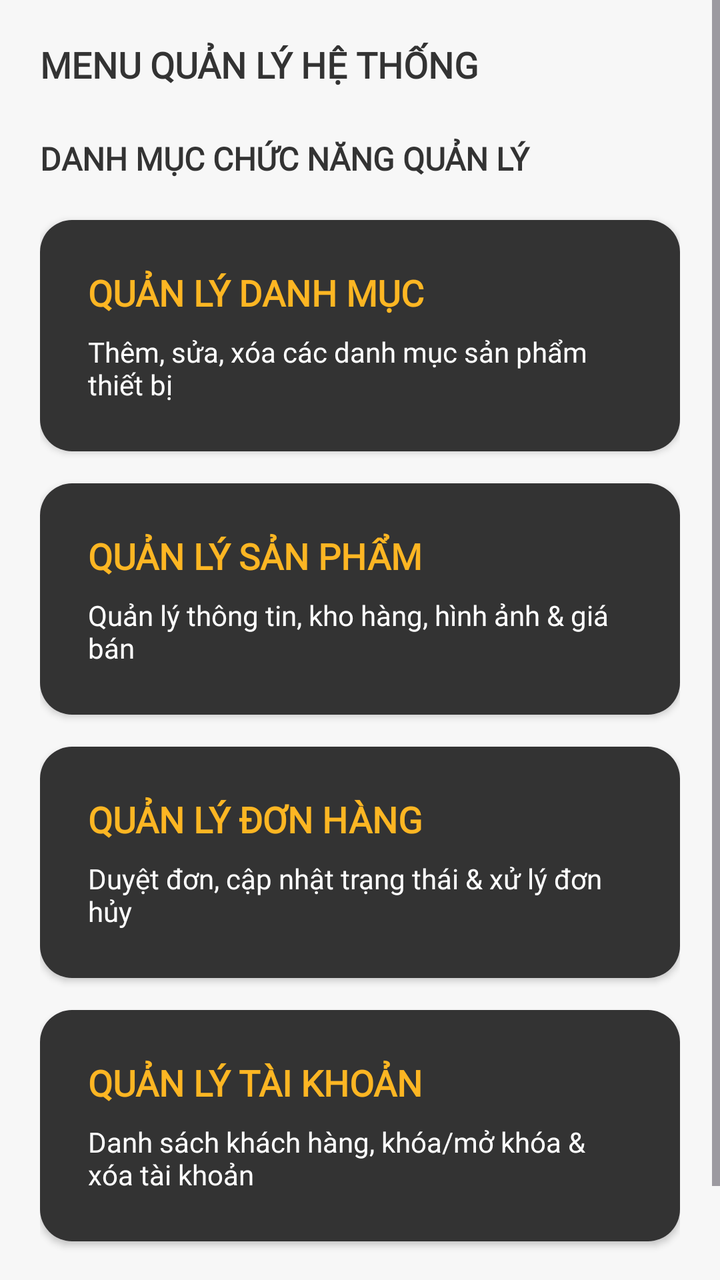
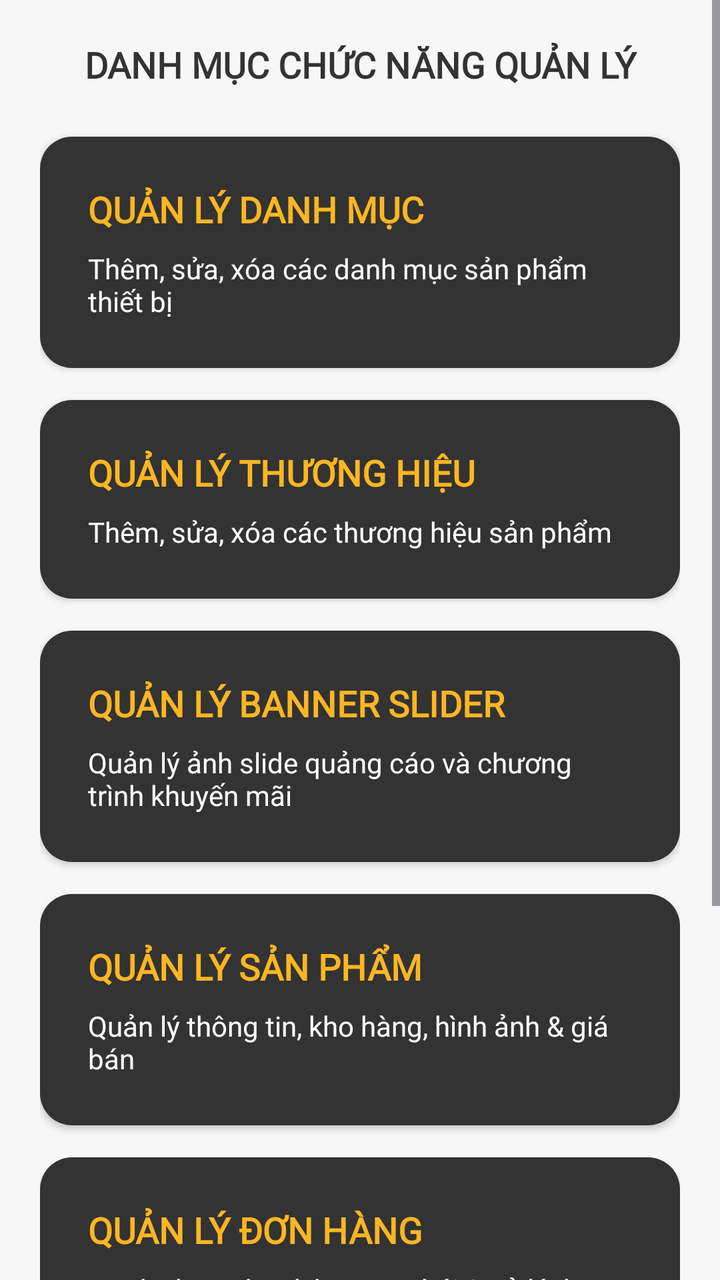

Two renders of the same Android screen: before a commit and after it. Below are the layout's source before the change and the commit's diff.
<!-- AndroidManifest.xml: application theme Theme.MobileDeviceStoreTDMU -->
<!-- res/layout/fragment_admin_management.xml -->
<?xml version="1.0" encoding="utf-8"?>
<LinearLayout xmlns:android="http://schemas.android.com/apk/res/android"
    xmlns:app="http://schemas.android.com/apk/res-auto"
    android:layout_width="match_parent"
    android:layout_height="match_parent"
    android:orientation="vertical"
    android:background="@color/bg_light">

    <ScrollView
        android:layout_width="match_parent"
        android:layout_height="match_parent"
        android:clipToPadding="false"
        android:paddingBottom="24dp">

        <LinearLayout
            android:layout_width="match_parent"
            android:layout_height="wrap_content"
            android:orientation="vertical"
            android:padding="20dp">

            <TextView
                android:layout_width="match_parent"
                android:layout_height="wrap_content"
                android:text="MENU QUẢN LÝ HỆ THỐNG"
                android:fontFamily="@font/nunito"
                android:textColor="@color/text_primary"
                android:textSize="18sp"
                android:textStyle="bold"
                android:layout_marginBottom="24dp" />

            <TextView
                android:layout_width="match_parent"
                android:layout_height="wrap_content"
                android:text="DANH MỤC CHỨC NĂNG QUẢN LÝ"
                android:textSize="16sp"
                android:textStyle="bold"
                android:textColor="@color/text_primary"
                android:layout_marginBottom="20dp" />

            
            <com.google.android.material.card.MaterialCardView
                android:id="@+id/cardQuanLyDanhMuc"
                android:layout_width="match_parent"
                android:layout_height="wrap_content"
                android:layout_marginBottom="16dp"
                android:clickable="true"
                android:focusable="true"
                app:cardCornerRadius="16dp"
                app:cardElevation="2dp"
                app:strokeWidth="0dp">

                <LinearLayout
                    android:layout_width="match_parent"
                    android:layout_height="wrap_content"
                    android:orientation="vertical"
                    android:background="@color/primary_black"
                    android:padding="24dp">

                    <TextView
                        android:layout_width="wrap_content"
                        android:layout_height="wrap_content"
                        android:text="QUẢN LÝ DANH MỤC"
                        android:textColor="@color/primary_yellow"
                        android:textSize="18sp"
                        android:textStyle="bold" />

                    <TextView
                        android:layout_width="wrap_content"
                        android:layout_height="wrap_content"
                        android:text="Thêm, sửa, xóa các danh mục sản phẩm thiết bị"
                        android:textColor="@color/bg_white"
                        android:textSize="14sp"
                        android:layout_marginTop="8dp" />

                </LinearLayout>

            </com.google.android.material.card.MaterialCardView>

            
            <com.google.android.material.card.MaterialCardView
                android:id="@+id/cardQuanLySanPham"
                android:layout_width="match_parent"
                android:layout_height="wrap_content"
                android:layout_marginBottom="16dp"
                android:clickable="true"
                android:focusable="true"
                app:cardCornerRadius="16dp"
                app:cardElevation="2dp"
                app:strokeWidth="0dp">

                <LinearLayout
                    android:layout_width="match_parent"
                    android:layout_height="wrap_content"
                    android:orientation="vertical"
                    android:background="@color/primary_black"
                    android:padding="24dp">

                    <TextView
                        android:layout_width="wrap_content"
                        android:layout_height="wrap_content"
                        android:text="QUẢN LÝ SẢN PHẨM"
                        android:textColor="@color/primary_yellow"
                        android:textSize="18sp"
                        android:textStyle="bold" />

                    <TextView
                        android:layout_width="wrap_content"
                        android:layout_height="wrap_content"
                        android:text="Quản lý thông tin, kho hàng, hình ảnh &amp; giá bán"
                        android:textColor="@color/bg_white"
                        android:textSize="14sp"
                        android:layout_marginTop="8dp" />

                </LinearLayout>

            </com.google.android.material.card.MaterialCardView>

            
            <com.google.android.material.card.MaterialCardView
                android:id="@+id/cardQuanLyDonHang"
                android:layout_width="match_parent"
                android:layout_height="wrap_content"
                android:layout_marginBottom="16dp"
                android:clickable="true"
                android:focusable="true"
                app:cardCornerRadius="16dp"
                app:cardElevation="2dp"
                app:strokeWidth="0dp">

                <LinearLayout
                    android:layout_width="match_parent"
                    android:layout_height="wrap_content"
                    android:orientation="vertical"
                    android:background="@color/primary_black"
                    android:padding="24dp">

                    <TextView
                        android:layout_width="wrap_content"
                        android:layout_height="wrap_content"
                        android:text="QUẢN LÝ ĐƠN HÀNG"
                        android:textColor="@color/primary_yellow"
                        android:textSize="18sp"
                        android:textStyle="bold" />

                    <TextView
                        android:layout_width="wrap_content"
                        android:layout_height="wrap_content"
                        android:text="Duyệt đơn, cập nhật trạng thái &amp; xử lý đơn hủy"
                        android:textColor="@color/bg_white"
                        android:textSize="14sp"
                        android:layout_marginTop="8dp" />

                </LinearLayout>

            </com.google.android.material.card.MaterialCardView>

            
            <com.google.android.material.card.MaterialCardView
                android:id="@+id/cardQuanLyTaiKhoan"
                android:layout_width="match_parent"
                android:layout_height="wrap_content"
                android:layout_marginBottom="24dp"
                android:clickable="true"
                android:focusable="true"
                app:cardCornerRadius="16dp"
                app:cardElevation="2dp"
                app:strokeWidth="0dp">

                <LinearLayout
                    android:layout_width="match_parent"
                    android:layout_height="wrap_content"
                    android:orientation="vertical"
                    android:background="@color/primary_black"
                    android:padding="24dp">

                    <TextView
                        android:layout_width="wrap_content"
                        android:layout_height="wrap_content"
                        android:text="QUẢN LÝ TÀI KHOẢN"
                        android:textColor="@color/primary_yellow"
                        android:textSize="18sp"
                        android:textStyle="bold" />

                    <TextView
                        android:layout_width="wrap_content"
                        android:layout_height="wrap_content"
                        android:text="Danh sách khách hàng, khóa/mở khóa &amp; xóa tài khoản"
                        android:textColor="@color/bg_white"
                        android:textSize="14sp"
                        android:layout_marginTop="8dp" />

                </LinearLayout>

            </com.google.android.material.card.MaterialCardView>

        </LinearLayout>

    </ScrollView>

</LinearLayout>
<!-- resources referenced by this layout -->
<resources>
  <color name="bg_light">#F7F7F7</color>
  <color name="bg_white">#FFFFFF</color>
  <color name="primary_black">#333333</color>
  <color name="primary_yellow">#FDB623</color>
  <color name="text_primary">#333333</color>
  <style name="Theme.MobileDeviceStoreTDMU" parent="Base.Theme.MobileDeviceStoreTDMU" />
  <style name="Base.Theme.MobileDeviceStoreTDMU" parent="Theme.Material3.Light.NoActionBar">
          
          <item name="android:statusBarColor">@color/primary_yellow</item>
          <item name="android:windowLightStatusBar">true</item>
  
          <item name="android:navigationBarColor">@color/primary_yellow</item>
          <item name="android:windowLightNavigationBar" tools:targetApi="O_MR1">true</item>
          <item name="fontFamily">@font/nunito</item>
      </style>
</resources>

<!-- the commit's change to res/layout/fragment_admin_management.xml (unified diff, before → after) -->
@@ -18,25 +18,18 @@
             android:orientation="vertical"
             android:padding="20dp">
 
+            
             <TextView
                 android:layout_width="match_parent"
                 android:layout_height="wrap_content"
-                android:text="MENU QUẢN LÝ HỆ THỐNG"
+                android:text="DANH MỤC CHỨC NĂNG QUẢN LÝ"
+                android:gravity="center"
                 android:fontFamily="@font/nunito"
-                android:textColor="@color/text_primary"
                 android:textSize="18sp"
                 android:textStyle="bold"
+                android:textColor="@color/text_primary"
                 android:layout_marginBottom="24dp" />
 
-            <TextView
-                android:layout_width="match_parent"
-                android:layout_height="wrap_content"
-                android:text="DANH MỤC CHỨC NĂNG QUẢN LÝ"
-                android:textSize="16sp"
-                android:textStyle="bold"
-                android:textColor="@color/text_primary"
-                android:layout_marginBottom="20dp" />
-
             
             <com.google.android.material.card.MaterialCardView
                 android:id="@+id/cardQuanLyDanhMuc"
@@ -78,6 +71,84 @@
 
             
             <com.google.android.material.card.MaterialCardView
+                android:id="@+id/cardQuanLyThuongHieu"
+                android:layout_width="match_parent"
+                android:layout_height="wrap_content"
+                android:layout_marginBottom="16dp"
+                android:clickable="true"
+                android:focusable="true"
+                app:cardCornerRadius="16dp"
+                app:cardElevation="2dp"
+                app:strokeWidth="0dp">
+
+                <LinearLayout
+                    android:layout_width="match_parent"
+                    android:layout_height="wrap_content"
+                    android:orientation="vertical"
+                    android:background="@color/primary_black"
+                    android:padding="24dp">
+
+                    <TextView
+                        android:layout_width="wrap_content"
+                        android:layout_height="wrap_content"
+                        android:text="QUẢN LÝ THƯƠNG HIỆU"
+                        android:textColor="@color/primary_yellow"
+                        android:textSize="18sp"
+                        android:textStyle="bold" />
+
+                    <TextView
+                        android:layout_width="wrap_content"
+                        android:layout_height="wrap_content"
+                        android:text="Thêm, sửa, xóa các thương hiệu sản phẩm"
+                        android:textColor="@color/bg_white"
+                        android:textSize="14sp"
+                        android:layout_marginTop="8dp" />
+
+                </LinearLayout>
+
+            </com.google.android.material.card.MaterialCardView>
+
+            
+            <com.google.android.material.card.MaterialCardView
+                android:id="@+id/cardQuanLyBanner"
+                android:layout_width="match_parent"
+                android:layout_height="wrap_content"
+                android:layout_marginBottom="16dp"
+                android:clickable="true"
+                android:focusable="true"
+                app:cardCornerRadius="16dp"
+                app:cardElevation="2dp"
+                app:strokeWidth="0dp">
+
+                <LinearLayout
+                    android:layout_width="match_parent"
+                    android:layout_height="wrap_content"
+                    android:orientation="vertical"
+                    android:background="@color/primary_black"
+                    android:padding="24dp">
+
+                    <TextView
+                        android:layout_width="wrap_content"
+                        android:layout_height="wrap_content"
+                        android:text="QUẢN LÝ BANNER SLIDER"
+                        android:textColor="@color/primary_yellow"
+                        android:textSize="18sp"
+                        android:textStyle="bold" />
+
+                    <TextView
+                        android:layout_width="wrap_content"
+                        android:layout_height="wrap_content"
+                        android:text="Quản lý ảnh slide quảng cáo và chương trình khuyến mãi"
+                        android:textColor="@color/bg_white"
+                        android:textSize="14sp"
+                        android:layout_marginTop="8dp" />
+
+                </LinearLayout>
+
+            </com.google.android.material.card.MaterialCardView>
+
+            
+            <com.google.android.material.card.MaterialCardView
                 android:id="@+id/cardQuanLySanPham"
                 android:layout_width="match_parent"
                 android:layout_height="wrap_content"
